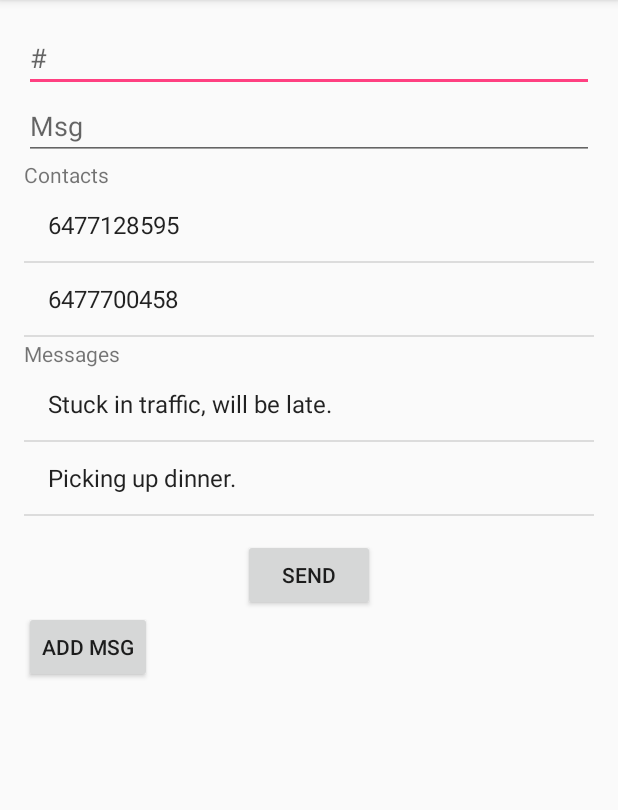
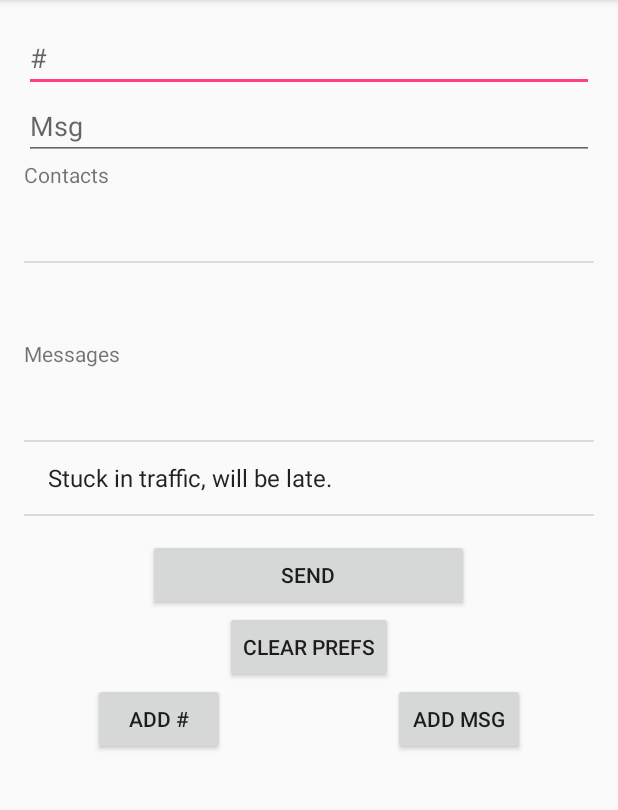
Before and after one commit to arj1211/Repeatedly, an Android app: the screen it shows after launch (MainActivity), on a phone screen of 412 x 824 dp, the part 84-894 px from its top. Run offline under Robolectric (Android 15) with nearby library versions, the phone set to English and light mode, and no system bars.

Commit message:
Added saving functionality when app process killed. Added "Add Msg/#" buttons to add user-defined presets. Bug fixes.

```diff
--- a/app/src/main/java/com/massey2/demosms/demosms/MainActivity.java
+++ b/app/src/main/java/com/massey2/demosms/demosms/MainActivity.java
@@ -1,10 +1,13 @@
 package com.massey2.demosms.demosms;
 
 import android.Manifest;
+import android.content.SharedPreferences;
 import android.os.Bundle;
+import android.preference.PreferenceManager;
 import android.support.v4.app.ActivityCompat;
 import android.support.v7.app.AppCompatActivity;
 import android.telephony.SmsManager;
+import android.text.TextUtils;
 import android.view.View;
 import android.widget.AdapterView;
 import android.widget.ArrayAdapter;
@@ -15,22 +18,23 @@ import android.widget.ListView;
 import android.widget.Toast;
 
 import java.util.ArrayList;
+import java.util.Arrays;
 
-public class MainActivity extends AppCompatActivity {
+public class MainActivity extends AppCompatActivity
+{
+    EditText msgEdit, numEdit;
+    Button sendBtn, addMsgButton, clearPrefsButton, addNumButton;
+    ListView msgList, numList;
+    ArrayList<String> messages = new ArrayList<>(), numbers = new ArrayList<>();
+    BaseAdapter numberAdapter, messageAdapter;
 
-    EditText msgEdit, numEdit;
-    Button sendBtn, addMsgButton;
+    SharedPreferences preferences;
 
-    ListView msgList, numList;
-
-    ArrayList<String> messages = new ArrayList<>(), numbers = new ArrayList<>();
-
-    BaseAdapter numberAdapter;
-    BaseAdapter messageAdapter;
-
+    static final String MSGKEY = "preset_messages", NUMKEY = "preset_nums", MSGEDITKEY = "msg_edit", NUMEDITKEY = "num_edit", MSGDELIM = "&&&&", NUMDELIM = ",";
 
     @Override
-    protected void onCreate(Bundle savedInstanceState) {
+    protected void onCreate(Bundle savedInstanceState)
+    {
         super.onCreate(savedInstanceState);
         setContentView(R.layout.activity_main);
 
@@ -38,65 +42,133 @@ public class MainActivity extends AppCompatActivity {
         msgEdit = (EditText) findViewById(R.id.messageText);
         sendBtn = (Button) findViewById(R.id.sendButton);
         addMsgButton = (Button) findViewById(R.id.addMsgButton);
+        addNumButton = (Button) findViewById(R.id.addNumButton);
+        clearPrefsButton = (Button) findViewById(R.id.clearPrefsButton);
         msgList = (ListView) findViewById(R.id.messageList);
         numList = (ListView) findViewById(R.id.numberList);
+
+        //Restore prefs
+        preferences = PreferenceManager.getDefaultSharedPreferences(getApplicationContext());
+        msgEdit.setText(preferences.getString(MSGEDITKEY, ""));
+        numEdit.setText(preferences.getString(NUMEDITKEY, ""));
+        String numStr = preferences.getString(NUMKEY, "");
+        String msgStr = preferences.getString(MSGKEY, "");
+        String[] numStrArr = numStr.split(NUMDELIM);
+        String[] msgStrArr = msgStr.split(MSGDELIM);
+        numbers = new ArrayList<>(Arrays.asList(numStrArr));
+        messages = new ArrayList<>(Arrays.asList(msgStrArr));
+
         numberAdapter = new ArrayAdapter<>(MainActivity.this, android.R.layout.simple_list_item_1, numbers);
         messageAdapter = new ArrayAdapter<>(MainActivity.this, android.R.layout.simple_list_item_1, messages);
 
-        messages.add("Stuck in traffic, will be late.");
-        messages.add("Picking up dinner.");
-        messages.add("Can't talk right now.");
-        messages.add("Will call back later.");
-        messages.add("Massey Hacks II was lit!.");
-
-        numbers.add("6477128595");
-        numbers.add("6477700458");
-        numbers.add("6476877805");
-
-
+        if (messages.size() < 2)
+        {
+            messages.add("Stuck in traffic, will be late.");
+            messages.add("Picking up dinner.");
+            messages.add("Can't talk right now.");
+            messages.add("Will call back later.");
+            messages.add("Massey Hacks II was lit!.");
+        }
+//        if (numbers.size() < 2)
+//        {
+//            numbers.add("6477128595");
+//            numbers.add("6477700458");
+//            numbers.add("6476877805");
+//        }
         msgList.setAdapter(messageAdapter);
         numList.setAdapter(numberAdapter);
 
-        msgList.setOnItemClickListener(new AdapterView.OnItemClickListener() {
+        msgList.setOnItemClickListener(new AdapterView.OnItemClickListener()
+        {
             @Override
-            public void onItemClick(AdapterView<?> parent, View view, int position, long id) {
+            public void onItemClick(AdapterView<?> parent, View view, int position, long id)
+            {
                 msgEdit.setText(msgList.getItemAtPosition(position).toString());
             }
         });
-
-        numList.setOnItemClickListener(new AdapterView.OnItemClickListener() {
+        numList.setOnItemClickListener(new AdapterView.OnItemClickListener()
+        {
             @Override
-            public void onItemClick(AdapterView<?> parent, View view, int position, long id) {
+            public void onItemClick(AdapterView<?> parent, View view, int position, long id)
+            {
                 numEdit.setText(numList.getItemAtPosition(position).toString());
             }
         });
-
-        sendBtn.setOnClickListener(new View.OnClickListener() {
+        sendBtn.setOnClickListener(new View.OnClickListener()
+        {
             @Override
-            public void onClick(View v) {
+            public void onClick(View v)
+            {
                 sendSMS();
             }
         });
-
-        addMsgButton.setOnClickListener(new View.OnClickListener() {
+        addMsgButton.setOnClickListener(new View.OnClickListener()
+        {
             @Override
-            public void onClick(View v) {
-
-                if (!msgEdit.getText().toString().trim().equals("")) {
+            public void onClick(View v)
+            {
+                if (!msgEdit.getText().toString().trim().equals(""))
+                {
                     messages.add(msgEdit.getText().toString().trim());
                     messageAdapter.notifyDataSetChanged();
                 }
             }
         });
-
+        addNumButton.setOnClickListener(new View.OnClickListener()
+        {
+            @Override
+            public void onClick(View v)
+            {
+                if (!numEdit.getText().toString().trim().equals("") && numEdit.getText().toString().matches("^[0-9 ]+$"))
+                {
+                    numbers.add(numEdit.getText().toString().trim());
+                    numberAdapter.notifyDataSetChanged();
+                }
+            }
+        });
+        clearPrefsButton.setOnClickListener(new View.OnClickListener()
+        {
+            @Override
+            public void onClick(View v)
+            {
+                Toast.makeText(getApplicationContext(), "cleared prefs", Toast.LENGTH_SHORT).show();
+                preferences = PreferenceManager.getDefaultSharedPreferences(getApplicationContext());
+                SharedPreferences.Editor ed = preferences.edit();
+                ed.clear();
+                numEdit.setText("");
+                msgEdit.setText("");
+                numbers.clear();
+                messages.clear();
+                numberAdapter.notifyDataSetChanged();
+                messageAdapter.notifyDataSetChanged();
+                ed.apply();
+            }
+        });
     }
 
-    private void sendSMS() {
-        try {
+    @Override
+    protected void onPause()
+    {
+        super.onPause();
+        Toast.makeText(getApplicationContext(), "paused..", Toast.LENGTH_SHORT).show();
+        preferences = PreferenceManager.getDefaultSharedPreferences(getApplicationContext());
+        SharedPreferences.Editor ed = preferences.edit();
+        ed.putString(NUMKEY, TextUtils.join(NUMDELIM, numbers));
+        ed.putString(MSGKEY, TextUtils.join(MSGDELIM, messages));
+        ed.putString(MSGEDITKEY, msgEdit.getText().toString());
+        ed.putString(NUMEDITKEY, numEdit.getText().toString());
+        ed.apply();
+    }
+
+    private void sendSMS()
+    {
+        try
+        {
             SmsManager smsManager = SmsManager.getDefault();
             smsManager.sendTextMessage(numEdit.getText().toString(), null, msgEdit.getText().toString(), null, null);
             Toast.makeText(getApplicationContext(), "SMS sent.", Toast.LENGTH_LONG).show();
-        } catch (Exception e) {
+        } catch (Exception e)
+        {
             ActivityCompat.requestPermissions(this, new String[]{Manifest.permission.SEND_SMS}, 1);
             Toast.makeText(getApplicationContext(), "SMS failed, please try again.", Toast.LENGTH_LONG).show();
             e.printStackTrace();
--- a/app/src/main/res/layout/activity_main.xml
+++ b/app/src/main/res/layout/activity_main.xml
@@ -55,18 +55,57 @@
         android:layout_gravity="center_horizontal" />
 
     <Button
-        android:layout_width="wrap_content"
+        android:layout_width="214dp"
         android:layout_height="wrap_content"
         android:text="Send"
         android:id="@+id/sendButton"
         android:layout_gravity="center_horizontal" />
 
-    <Button
-        style="?android:attr/buttonStyleSmall"
+    <TableLayout
         android:layout_width="wrap_content"
-        android:layout_height="wrap_content"
-        android:text="Add Msg"
-        android:id="@+id/addMsgButton" />
+        android:layout_height="100dp"
+        android:layout_gravity="bottom|center_horizontal">
+
+        <TableRow
+            android:layout_width="match_parent"
+            android:layout_height="match_parent"
+            android:layout_gravity="bottom|center_horizontal">
+
+            <Button
+                android:layout_width="wrap_content"
+                android:layout_height="wrap_content"
+                android:text="Clear Prefs"
+                android:id="@+id/clearPrefsButton"
+                android:layout_column="7"
+                android:layout_gravity="top|center_horizontal" />
+
+        </TableRow>
+
+        <TableRow
+            android:layout_width="match_parent"
+            android:layout_height="match_parent"></TableRow>
+
+        <TableRow
+            android:layout_width="match_parent"
+            android:layout_height="match_parent"></TableRow>
+
+        <TableRow
+            android:layout_width="match_parent"
+            android:layout_height="match_parent">
+
+            <Button
+                android:text="Add #"
+                android:id="@+id/addNumButton"
+                android:layout_column="3"
+                android:layout_gravity="left|center_horizontal" />
+
+            <Button
+                android:text="Add Msg"
+                android:id="@+id/addMsgButton"
+                android:layout_column="12"
+                android:layout_gravity="center_horizontal|right" />
+        </TableRow>
+    </TableLayout>
 
 
 </LinearLayout>
```
